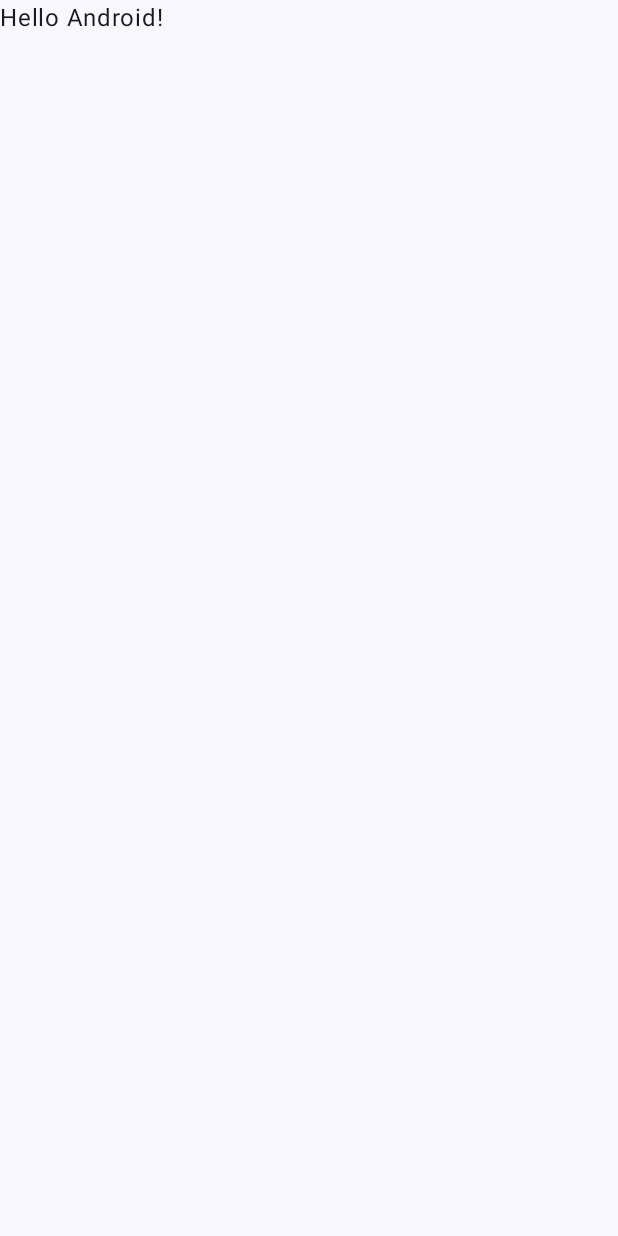
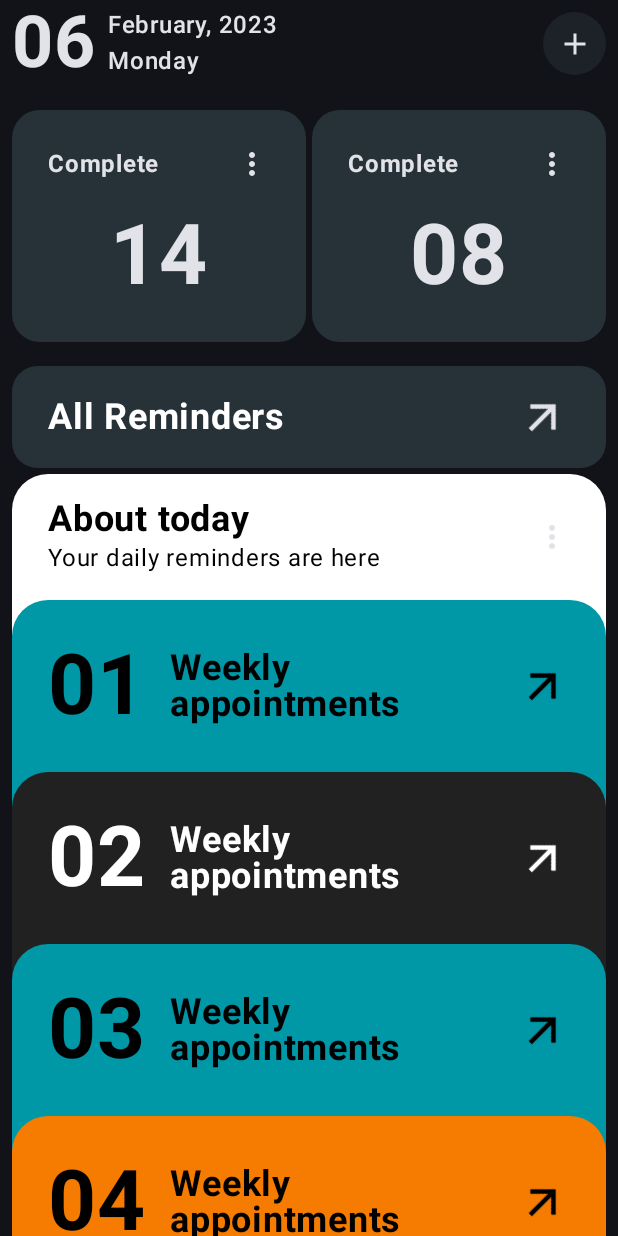
Before and after one commit to Oga-Emma/Reminda, an Android app built with Jetpack Compose: the screen it shows after launch (MainActivity), on a phone screen of 412 x 824 dp. Before the commit the screen is almost empty. Run offline under Robolectric (Android 15) with nearby library versions, the phone set to English and light mode, and no system bars.

Commit message:
MainScreen ui implementation

```diff
--- a/app/build.gradle.kts
+++ b/app/build.gradle.kts
@@ -59,6 +59,7 @@ dependencies {
     implementation(libs.androidx.ui.graphics)
     implementation(libs.androidx.ui.tooling.preview)
     implementation(libs.androidx.material3)
+    implementation(libs.androidx.appcompat)
     testImplementation(libs.junit)
     androidTestImplementation(libs.androidx.junit)
     androidTestImplementation(libs.androidx.espresso.core)
--- a/app/src/main/java/app/seven/reminda/MainActivity.kt
+++ b/app/src/main/java/app/seven/reminda/MainActivity.kt
@@ -7,21 +7,24 @@ import androidx.activity.enableEdgeToEdge
 import androidx.compose.foundation.layout.fillMaxSize
 import androidx.compose.foundation.layout.padding
 import androidx.compose.material3.Scaffold
-import androidx.compose.material3.Text
-import androidx.compose.runtime.Composable
 import androidx.compose.ui.Modifier
-import androidx.compose.ui.tooling.preview.Preview
 import app.seven.reminda.presentation.theme.RemindaTheme
+import app.seven.reminda.presentation.view.mainscreen.MainScreen
 
 class MainActivity : ComponentActivity() {
     override fun onCreate(savedInstanceState: Bundle?) {
         super.onCreate(savedInstanceState)
+
+//        UiModeManager.
+//        AppCompatDelegate.setDefaultNightMode(AppCompatDelegate.MODE_NIGHT_YES)
+
         enableEdgeToEdge()
         setContent {
-            RemindaTheme {
+            RemindaTheme(
+                darkTheme = true
+            ) {
                 Scaffold(modifier = Modifier.fillMaxSize()) { innerPadding ->
-                    Greeting(
-                        name = "Android",
+                    MainScreen(
                         modifier = Modifier.padding(innerPadding)
                     )
                 }
@@ -29,19 +32,3 @@ class MainActivity : ComponentActivity() {
         }
     }
 }
-
-@Composable
-fun Greeting(name: String, modifier: Modifier = Modifier) {
-    Text(
-        text = "Hello $name!",
-        modifier = modifier
-    )
-}
-
-@Preview(showBackground = true)
-@Composable
-fun GreetingPreview() {
-    RemindaTheme {
-        Greeting("Android")
-    }
-}
--- a/app/src/main/java/app/seven/reminda/presentation/theme/Color.kt
+++ b/app/src/main/java/app/seven/reminda/presentation/theme/Color.kt
@@ -9,3 +9,11 @@ val Pink80 = Color(0xFFEFB8C8)
 val Purple40 = Color(0xFF6650a4)
 val PurpleGrey40 = Color(0xFF625b71)
 val Pink40 = Color(0xFF7D5260)
+
+
+object Pallet {
+    val blueGrey = Color(0xFF263238)
+    val cyan = Color(0xFF0097A7)
+    val orange = Color(0xFFF57C00)
+    val black = Color(0xFF212121)
+}
--- a/app/src/main/java/app/seven/reminda/presentation/theme/Theme.kt
+++ b/app/src/main/java/app/seven/reminda/presentation/theme/Theme.kt
@@ -11,9 +11,13 @@ import androidx.compose.runtime.Composable
 import androidx.compose.ui.platform.LocalContext
 
 private val DarkColorScheme = darkColorScheme(
-    primary = Purple80,
-    secondary = PurpleGrey80,
-    tertiary = Pink80
+
+    primary = Purple40,
+    secondary = PurpleGrey40,
+    tertiary = Pink40
+//    primary = Purple80,
+//    secondary = PurpleGrey80,
+//    tertiary = Pink80
 )
 
 private val LightColorScheme = lightColorScheme(
--- a/app/src/main/java/app/seven/reminda/presentation/view/editorscreen/EditorScreen.kt
+++ b/app/src/main/java/app/seven/reminda/presentation/view/editorscreen/EditorScreen.kt
@@ -1,4 +1,8 @@
 package app.seven.reminda.presentation.view.editorscreen
 
-class EditorScreen {
+import androidx.compose.runtime.Composable
+
+@Composable
+fun EditorScreen() {
+
 }
--- a/app/src/main/java/app/seven/reminda/presentation/view/mainscreen/MainScreen.kt
+++ b/app/src/main/java/app/seven/reminda/presentation/view/mainscreen/MainScreen.kt
@@ -1,4 +1,78 @@
 package app.seven.reminda.presentation.view.mainscreen
 
-class MainScreen {
+import androidx.compose.foundation.layout.Box
+import androidx.compose.foundation.layout.Column
+import androidx.compose.foundation.layout.Spacer
+import androidx.compose.foundation.layout.height
+import androidx.compose.foundation.layout.padding
+import androidx.compose.foundation.lazy.LazyColumn
+import androidx.compose.foundation.lazy.items
+import androidx.compose.material3.MaterialTheme
+import androidx.compose.material3.Surface
+import androidx.compose.runtime.Composable
+import androidx.compose.ui.Modifier
+import androidx.compose.ui.graphics.Color
+import androidx.compose.ui.unit.dp
+import app.seven.reminda.presentation.theme.Pallet
+import app.seven.reminda.presentation.theme.RemindaTheme
+import app.seven.reminda.presentation.view.mainscreen.components.HeaderArea
+import app.seven.reminda.presentation.view.mainscreen.components.RColor
+import app.seven.reminda.presentation.view.mainscreen.components.ReminderCountArea
+import app.seven.reminda.presentation.view.mainscreen.components.TodayReminderHeader
+import app.seven.reminda.presentation.view.mainscreen.components.TodayReminderListItem
+import app.seven.reminda.util.RPreview
+
+@Composable
+fun MainScreen(modifier: Modifier = Modifier) {
+    LazyColumn(
+        modifier = modifier.padding(horizontal = 8.dp)
+    ) {
+        item {
+            Column {
+                HeaderArea()
+                Spacer(modifier = Modifier.height(16.dp))
+                ReminderCountArea()
+                Spacer(modifier = Modifier.height(16.dp))
+            }
+        }
+        item {
+            TodayReminderHeader()
+        }
+        items(
+            items = (0..5).toList()
+        ) {
+            Box {
+                TodayReminderListItem(
+                    index = it + 1,
+                    text = "Weekly\nappointments",
+                    color = getBackgroundColor(it),
+                    previousColor = if (it == 0) RColor(
+                        backgroundColor = Color.White,
+                        fontColor = Color.Black
+                    ) else getBackgroundColor(it - 1)
+                )
+            }
+        }
+    }
 }
+
+@Composable
+fun getBackgroundColor(it: Int): RColor {
+    return when {
+        it % 2 == 0 -> RColor(backgroundColor = Pallet.cyan, fontColor = Color.Black)
+        it % 3 == 0 -> RColor(backgroundColor = Pallet.orange, fontColor = Color.Black)
+        else -> RColor(backgroundColor = Pallet.black, fontColor = Color.White)
+    }
+}
+
+@RPreview
+@Composable
+fun MainScreenPreview() {
+    RemindaTheme(
+        darkTheme = true
+    ) {
+        Surface(color = MaterialTheme.colorScheme.background) {
+            MainScreen()
+        }
+    }
+}
--- a/app/src/main/java/app/seven/reminda/presentation/view/mainscreen/components/HeaderArea.kt
+++ b/app/src/main/java/app/seven/reminda/presentation/view/mainscreen/components/HeaderArea.kt
@@ -17,6 +17,7 @@ import androidx.compose.ui.text.font.FontWeight
 import androidx.compose.ui.unit.dp
 import androidx.compose.ui.unit.sp
 import app.seven.reminda.presentation.component.CircularIcon
+import app.seven.reminda.presentation.theme.Pallet
 import app.seven.reminda.presentation.theme.RemindaTheme
 import app.seven.reminda.util.RPreview
 
@@ -38,7 +39,7 @@ fun HeaderArea() {
             CircularIcon(
                 icon = Icons.Default.Add,
                 contentDescription = "add icon",
-                backgroundColor = MaterialTheme.colorScheme.primary
+                backgroundColor = Pallet.blueGrey
             )
         }
     }
--- a/app/src/main/java/app/seven/reminda/presentation/view/mainscreen/components/ReminderCountArea.kt
+++ b/app/src/main/java/app/seven/reminda/presentation/view/mainscreen/components/ReminderCountArea.kt
@@ -1,7 +1,86 @@
 package app.seven.reminda.presentation.view.mainscreen.components
 
+import androidx.compose.foundation.background
+import androidx.compose.foundation.clickable
+import androidx.compose.foundation.layout.Box
+import androidx.compose.foundation.layout.Column
+import androidx.compose.foundation.layout.Row
+import androidx.compose.foundation.layout.Spacer
+import androidx.compose.foundation.layout.fillMaxWidth
+import androidx.compose.foundation.layout.height
+import androidx.compose.foundation.layout.padding
+import androidx.compose.foundation.layout.width
+import androidx.compose.foundation.shape.RoundedCornerShape
+import androidx.compose.material.icons.Icons
+import androidx.compose.material.icons.filled.MoreVert
+import androidx.compose.material3.Icon
+import androidx.compose.material3.MaterialTheme
+import androidx.compose.material3.Surface
+import androidx.compose.material3.Text
 import androidx.compose.runtime.Composable
+import androidx.compose.ui.Alignment
+import androidx.compose.ui.Modifier
+import androidx.compose.ui.text.font.FontWeight
+import androidx.compose.ui.unit.dp
+import androidx.compose.ui.unit.sp
+import app.seven.reminda.presentation.theme.Pallet
+import app.seven.reminda.presentation.theme.RemindaTheme
+import app.seven.reminda.util.RPreview
 
 @Composable
 fun ReminderCountArea() {
+    Row(
+        modifier = Modifier.fillMaxWidth()
+    ) {
+        ReminderCountItem(
+            modifier = Modifier.weight(1f),
+            title = "Complete", count = "14", onClick = {})
+        Spacer(modifier = Modifier.width(4.dp))
+        ReminderCountItem(
+            modifier = Modifier.weight(1f),
+            title = "Complete", count = "08", onClick = {})
+    }
 }
+
+@Composable
+fun ReminderCountItem(
+    modifier: Modifier = Modifier,
+    title: String, count: String,
+    onClick: () -> Unit,
+) {
+    Box(
+        modifier = modifier
+            .background(
+                color = Pallet.blueGrey,
+                shape = RoundedCornerShape(percent = 12)
+            ).clickable(onClick = onClick)
+    ) {
+        Column(
+            modifier = Modifier.padding(24.dp),
+            horizontalAlignment = Alignment.CenterHorizontally
+        ) {
+            Row {
+                Text(
+                    modifier = Modifier.weight(1f), text = title, fontWeight = FontWeight.Bold
+                )
+                Icon(imageVector = Icons.Default.MoreVert, contentDescription = "")
+            }
+            Spacer(modifier = Modifier.height(16.dp))
+            Text(
+                text = count,
+                fontWeight = FontWeight.Bold,
+                fontSize = 56.sp,
+            )
+        }
+    }
+}
+
+@RPreview
+@Composable
+fun ReminderCountAreaPreview() {
+    RemindaTheme {
+        Surface(color = MaterialTheme.colorScheme.background) {
+            ReminderCountArea()
+        }
+    }
+}
--- /dev/null
+++ b/app/src/main/java/app/seven/reminda/presentation/view/mainscreen/components/TodayReminderListArea.kt
@@ -0,0 +1,166 @@
+package app.seven.reminda.presentation.view.mainscreen.components
+
+import androidx.compose.foundation.background
+import androidx.compose.foundation.layout.Box
+import androidx.compose.foundation.layout.Column
+import androidx.compose.foundation.layout.Row
+import androidx.compose.foundation.layout.Spacer
+import androidx.compose.foundation.layout.fillMaxWidth
+import androidx.compose.foundation.layout.height
+import androidx.compose.foundation.layout.padding
+import androidx.compose.foundation.layout.size
+import androidx.compose.foundation.layout.width
+import androidx.compose.foundation.shape.RoundedCornerShape
+import androidx.compose.material.icons.Icons
+import androidx.compose.material.icons.automirrored.filled.ArrowForward
+import androidx.compose.material.icons.filled.MoreVert
+import androidx.compose.material3.Icon
+import androidx.compose.material3.MaterialTheme
+import androidx.compose.material3.Surface
+import androidx.compose.material3.Text
+import androidx.compose.runtime.Composable
+import androidx.compose.ui.Alignment
+import androidx.compose.ui.Modifier
+import androidx.compose.ui.draw.rotate
+import androidx.compose.ui.graphics.Color
+import androidx.compose.ui.text.font.FontWeight
+import androidx.compose.ui.unit.dp
+import androidx.compose.ui.unit.sp
+import app.seven.reminda.presentation.theme.Pallet
+import app.seven.reminda.presentation.theme.RemindaTheme
+import app.seven.reminda.util.RPreview
+
+@Composable
+fun TodayReminderHeader() {
+    Column {
+        Box(
+            modifier = Modifier
+                .background(
+                    color = Pallet.blueGrey,
+                    shape = RoundedCornerShape(percent = 25)
+                )
+        ) {
+            Row(
+                modifier = Modifier.padding(horizontal = 24.dp, vertical = 16.dp),
+                verticalAlignment = Alignment.CenterVertically
+            ) {
+                Text(
+                    modifier = Modifier.weight(1f),
+                    fontSize = 24.sp,
+                    text = "All Reminders", fontWeight = FontWeight.Bold,
+                    color = Color.White
+                )
+                Spacer(modifier = Modifier.width(16.dp))
+                Icon(
+                    imageVector = Icons.AutoMirrored.Filled.ArrowForward,
+                    contentDescription = "",
+                    modifier = Modifier
+                        .size(36.dp)
+                        .rotate(-45f)
+                )
+            }
+        }
+        Spacer(modifier = Modifier.height(4.dp))
+        Box(
+            modifier = Modifier
+                .background(
+                    color = Color.White,
+                    shape = RoundedCornerShape(topStart = 24.dp, topEnd = 24.dp)
+                )
+        ) {
+            Row(
+                modifier = Modifier.padding(horizontal = 24.dp, vertical = 16.dp),
+                verticalAlignment = Alignment.CenterVertically
+            ) {
+                Column(
+                    modifier = Modifier.weight(1f),
+                ) {
+                    Text(
+                        fontSize = 24.sp,
+                        text = "About today", fontWeight = FontWeight.Bold,
+                        color = Color.Black
+                    )
+                    Text(
+                        text = "Your daily reminders are here",
+                        color = Color.Black
+                    )
+                }
+                Spacer(modifier = Modifier.width(16.dp))
+                Icon(
+                    imageVector = Icons.Default.MoreVert,
+                    contentDescription = "",
+                    modifier = Modifier
+                        .size(24.dp)
+                )
+            }
+        }
+    }
+}
+
+@Composable
+fun TodayReminderListItem(
+    modifier: Modifier = Modifier,
+    index: Int,
+    text: String,
+    color: RColor,
+    previousColor: RColor
+) {
+
+    Box(
+        modifier = Modifier
+            .height(50.dp)
+            .fillMaxWidth()
+            .background(color = previousColor.backgroundColor)
+    )
+    Box(
+        modifier = modifier
+            .background(
+                color = color.backgroundColor,
+                shape = RoundedCornerShape(topStart = 24.dp, topEnd = 24.dp)
+            )
+    ) {
+        Row(
+            modifier = Modifier.padding(24.dp),
+            verticalAlignment = Alignment.CenterVertically
+        ) {
+            Text(
+                text = "$index".padStart(2, padChar = '0'),
+                fontWeight = FontWeight.Bold,
+                fontSize = 56.sp,
+                color = color.fontColor,
+            )
+            Spacer(modifier = Modifier.width(16.dp))
+            Text(
+                modifier = Modifier.weight(1f),
+                fontSize = 24.sp,
+                text = text,
+                fontWeight = FontWeight.Bold,
+                color = color.fontColor,
+            )
+            Spacer(modifier = Modifier.width(16.dp))
+            Icon(
+                imageVector = Icons.AutoMirrored.Filled.ArrowForward,
+                contentDescription = "",
+                tint = color.fontColor,
+                modifier = Modifier
+                    .size(36.dp)
+                    .rotate(-45f)
+            )
+        }
+    }
+}
+
+@RPreview
+@Composable
+fun TodayReminderListAreaPreview() {
+    RemindaTheme {
+        Surface(color = MaterialTheme.colorScheme.background) {
+            TodayReminderHeader()
+        }
+    }
+}
+
+data class RColor(
+    val backgroundColor: Color,
+    val fontColor: Color,
+)
--- a/gradle/libs.versions.toml
+++ b/gradle/libs.versions.toml
@@ -18,6 +18,7 @@ horologistComposeTools = "0.4.8"
 horologistTiles = "0.4.8"
 watchfaceComplicationsDataSourceKtx = "1.1.1"
 jetbrainsKotlinJvm = "1.9.0"
+appcompat = "1.7.0"
 
 [libraries]
 androidx-core-ktx = { group = "androidx.core", name = "core-ktx", version.ref = "coreKtx" }
@@ -43,6 +44,7 @@ androidx-tiles-material = { group = "androidx.wear.tiles", name = "tiles-materia
 horologist-compose-tools = { group = "com.google.android.horologist", name = "horologist-compose-tools", version.ref = "horologistComposeTools" }
 horologist-tiles = { group = "com.google.android.horologist", name = "horologist-tiles", version.ref = "horologistTiles" }
 androidx-watchface-complications-data-source-ktx = { group = "androidx.wear.watchface", name = "watchface-complications-data-source-ktx", version.ref = "watchfaceComplicationsDataSourceKtx" }
+androidx-appcompat = { group = "androidx.appcompat", name = "appcompat", version.ref = "appcompat" }
 
 [plugins]
 android-application = { id = "com.android.application", version.ref = "agp" }
```
